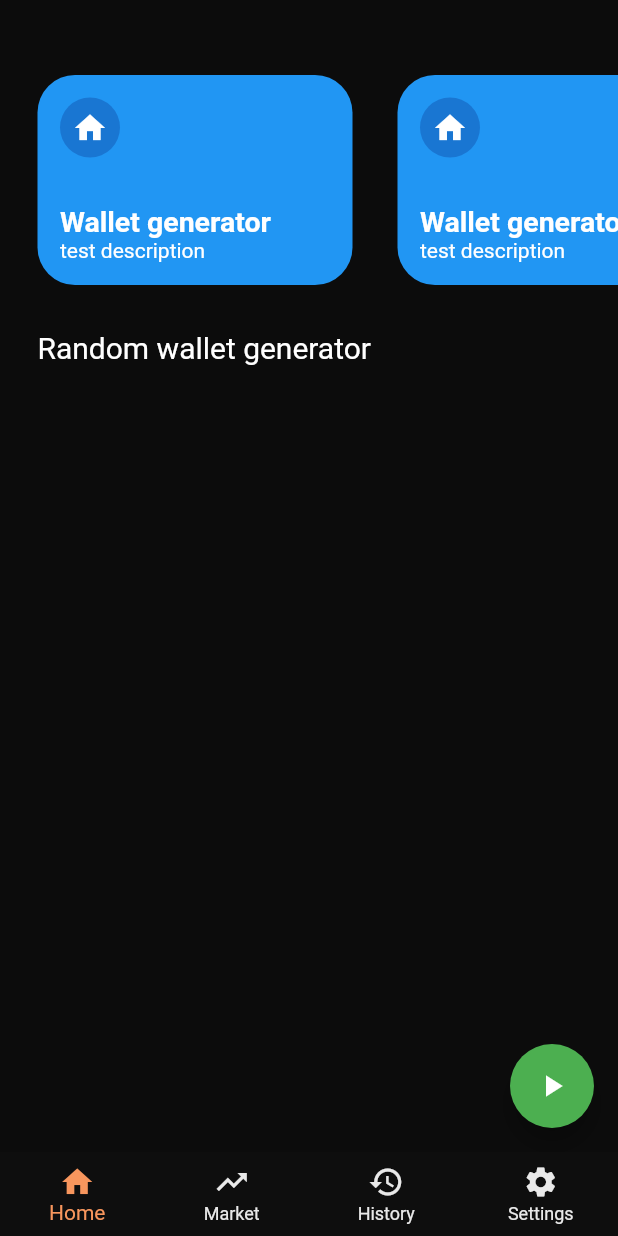
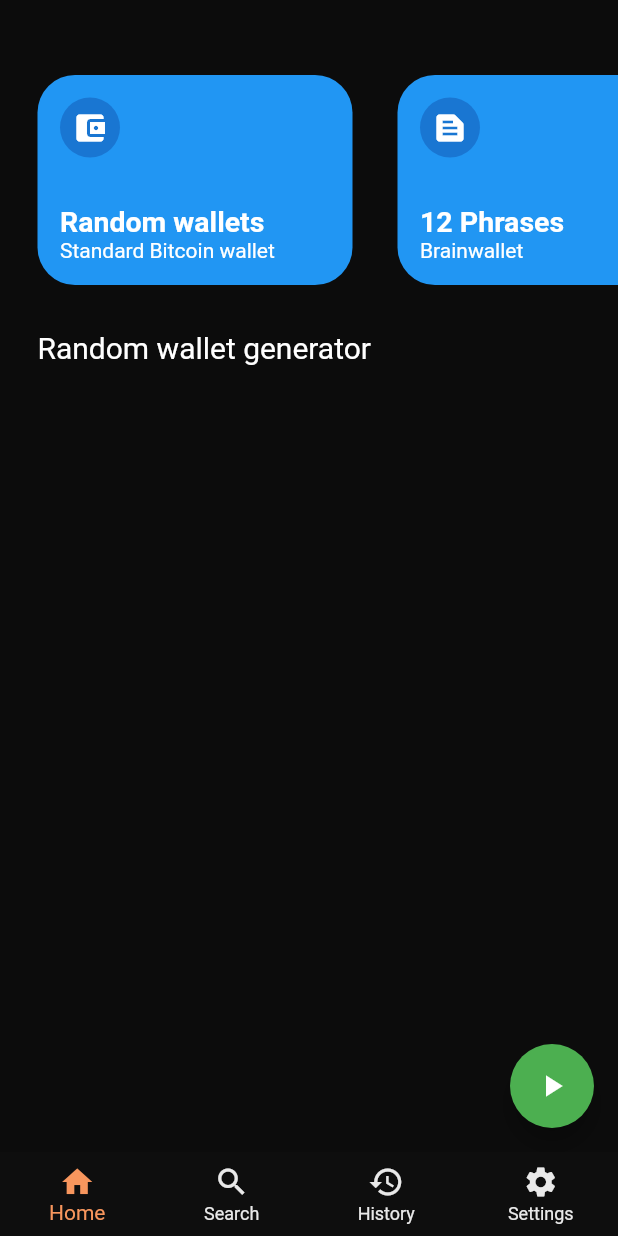
Before and after one commit to vaginessa/Bitcoin-Explorer-Dormant-Bitcoin-Seeker, a Flutter app: the screen it shows after launch, on a phone screen of 412 x 824 dp. Run offline on Flutter 3.47's test engine with Material 2 defaults, Android fonts, the phone set to English and light mode, and no system bars; our stand-ins replace convert; missing offline and left inert: bip39, bitbox.

Commit message:
Brainwallet generation

```diff
--- a/lib/Bitcoin/bitcoin.dart
+++ b/lib/Bitcoin/bitcoin.dart
@@ -5,34 +5,60 @@ import 'package:bip39/src/bip39_base.dart' as bip39;
 import 'package:convert/convert.dart';
 import 'package:dormant_bitcoin_seeker_flutter/Models/bitcoin_wallet.dart';
 
-class Bitcoin{
-  static BitcoinWallet generateWallet(){
+class Bitcoin {
+  static BitcoinWallet generateWallet() {
     Bitbox.ECPair keyPair = Bitbox.ECPair.makeRandom(compressed: true);
 
     return BitcoinWallet(
-        privateKey : hex.encode(keyPair.privateKey),
-        publicKey : hex.encode(keyPair.publicKey),
-        address : keyPair.address
-    );
+        privateKey: hex.encode(keyPair.privateKey),
+        publicKey: hex.encode(keyPair.publicKey),
+        address: keyPair.address);
   }
 
-  static List<BitcoinWallet> generateWallets(int totalWallets){
+  static List<BitcoinWallet> generateWallets(int totalWallets) {
     List<BitcoinWallet> response = [];
     Bitbox.ECPair keyPair;
 
-    for(int i=0;i<totalWallets;i++){
+    for (int i = 0; i < totalWallets; i++) {
       keyPair = Bitbox.ECPair.makeRandom(compressed: true);
 
       response.add(BitcoinWallet(
-        privateKey : hex.encode(keyPair.privateKey),
-        publicKey : hex.encode(keyPair.publicKey),
-        address : keyPair.address
-      ));
+          privateKey: hex.encode(keyPair.privateKey),
+          publicKey: hex.encode(keyPair.publicKey),
+          address: keyPair.address
+        )
+      );
     }
 
     return response;
   }
 
-  static String generateMnemonic({int strength = 128}) => bip39.generateMnemonic(strength: strength);
-  static Uint8List mnemonicToSeed(String mnemonic) => bip39.mnemonicToSeed(mnemonic);
+  static BitcoinWallet generateBrainWallet() {
+    String phrases = generateMnemonic();
+    Uint8List seed = mnemonicToSeed(phrases);
+
+    Uint8List newSeed = Uint8List.sublistView(seed, 0, 32);
+    Bitbox.ECPair keyPair = Bitbox.ECPair.fromPrivateKey(newSeed, compressed:true);
+
+    return BitcoinWallet(
+      seed: phrases,
+      privateKey: hex.encode(keyPair.privateKey),
+      publicKey: hex.encode(keyPair.publicKey),
+      address: keyPair.address
+    );
+  }
+
+  static BitcoinWallet getWalletFromPrivateKey(String privateKey) {
+    Bitbox.ECPair keyPair = Bitbox.ECPair.fromWIF(privateKey);
+
+    return BitcoinWallet(
+        privateKey: hex.encode(keyPair.privateKey),
+        publicKey: hex.encode(keyPair.publicKey),
+        address: keyPair.address);
+  }
+
+  static String generateMnemonic({int strength = 128}) =>
+      bip39.generateMnemonic(strength: strength);
+  static Uint8List mnemonicToSeed(String mnemonic) =>
+      bip39.mnemonicToSeed(mnemonic);
 }
--- a/lib/Bitcoin/wallet_generator_state.dart
+++ b/lib/Bitcoin/wallet_generator_state.dart
@@ -6,19 +6,8 @@ import '../Models/bitcoin_wallet.dart';
 class WalletGeneratorState
 {
   static List<BitcoinWalletCard> wallets = [];
+  static List<BitcoinWalletCard> brainWallets = [];
   static List<BitcoinWalletCard> cardsQueue = [];
-
-  // static void generate(){
-  //   BitcoinWallet wallet = Bitcoin.generateWallet();
-  //   BitcoinWalletCard card = BitcoinWalletCard(wallet: wallet);
-  //   wallet.cardIndex = cardsQueue.length;
-  //   cardsQueue.add(card);
-  // }
-
-  // static void removeFromQueue(int cardIndex){
-  //   wallets.add(cardsQueue[cardIndex]);
-  //   cardsQueue.removeAt(cardIndex);
-  // }
 
   static Future<void> generate() async{
     BitcoinWallet wallet = Bitcoin.generateWallet();
@@ -26,4 +15,11 @@ class WalletGeneratorState
     await wallet.request();
     wallets.add(card);
   }
+
+  static Future<void> generateBrainWallet() async{
+    BitcoinWallet wallet = Bitcoin.generateBrainWallet();
+    BitcoinWalletCard card = BitcoinWalletCard(wallet: wallet);
+    await wallet.request();
+    brainWallets.add(card);
+  }
 }
--- a/lib/Models/bitcoin_wallet.dart
+++ b/lib/Models/bitcoin_wallet.dart
@@ -3,6 +3,7 @@ import 'package:dormant_bitcoin_seeker_flutter/Bitcoin/blockchain.dart';
 import 'package:dormant_bitcoin_seeker_flutter/Bitcoin/wallet_generator_state.dart';
 
 class BitcoinWallet{
+  String? seed;
   String privateKey;
   String publicKey;
   String address;
@@ -11,6 +12,7 @@ class BitcoinWallet{
   int? cardIndex;
 
   BitcoinWallet({
+    this.seed,
     required this.privateKey,
     required this.publicKey,
     required this.address
--- a/lib/Shared/bitcoin_wallet_card.dart
+++ b/lib/Shared/bitcoin_wallet_card.dart
@@ -1,5 +1,3 @@
-import 'dart:ui';
-
 import 'package:dormant_bitcoin_seeker_flutter/Models/bitcoin_wallet.dart';
 import 'package:dormant_bitcoin_seeker_flutter/Shared/Dialogs/bitcoin_wallet_detail.dart';
 import 'package:dormant_bitcoin_seeker_flutter/global.dart';
@@ -39,7 +37,7 @@ class _BitcoinWalletCardState extends State<BitcoinWalletCard> {
                     mainAxisAlignment: MainAxisAlignment.center,
                     crossAxisAlignment: CrossAxisAlignment.start,
                     children: [
-                      Text(widget.wallet.privateKey,overflow: TextOverflow.ellipsis, style: const TextStyle(color:unfocusIconColor, fontSize: 17.5),),
+                      Text(widget.wallet.seed == null ? widget.wallet.privateKey : widget.wallet.seed!,overflow: TextOverflow.ellipsis, style: const TextStyle(color:unfocusIconColor, fontSize: 17.5),),
                       Text(widget.wallet.address,overflow: TextOverflow.ellipsis, style:const TextStyle(color:unfocusIconColor, fontSize: 12.5),),
                     ],
                   ),
--- a/lib/Views/home/home.dart
+++ b/lib/Views/home/home.dart
@@ -1,5 +1,6 @@
 import 'package:dormant_bitcoin_seeker_flutter/Bitcoin/wallet_generator_state.dart';
 import 'package:dormant_bitcoin_seeker_flutter/Shared/card.dart';
+import 'package:dormant_bitcoin_seeker_flutter/Views/home/home_pages/brainwallet_generator.dart';
 import 'package:dormant_bitcoin_seeker_flutter/Views/home/home_pages/random_wallet_generator.dart';
 import 'package:dormant_bitcoin_seeker_flutter/global.dart';
 import 'package:flutter/material.dart';
@@ -12,8 +13,21 @@ class Home extends StatefulWidget {
 }
 
 class _HomeState extends State<Home> {
+
+  List<Widget> content = [
+    RandomWalletGenerator(wallets: WalletGeneratorState.wallets,),
+    BrainwalletGenerator(wallets: WalletGeneratorState.wallets)
+  ];
+
+  int selectedContent = 0;
+
   @override
   Widget build(BuildContext context) {
+    content = [
+      RandomWalletGenerator(wallets: WalletGeneratorState.wallets,),
+      BrainwalletGenerator(wallets: WalletGeneratorState.brainWallets)
+    ];
+
     return Scaffold(
       backgroundColor: backgroundColor,
       body: Container(
@@ -27,11 +41,24 @@ class _HomeState extends State<Home> {
               child: Row(
                 children: [
                   SizedBox(width: lateralContentMargins.right,),
-                  const PreviewCard(icon: Icon(Icons.home), title: "Wallet generator", subtitle: "test description",),
-                  const SizedBox(width: 30,),
-                  const PreviewCard(icon: Icon(Icons.home), title: "Wallet generator", subtitle: "test description",),
+                  GestureDetector(
+                    child: const PreviewCard(icon: Icon(Icons.account_balance_wallet),title: "Random wallets", subtitle: "Standard Bitcoin wallet",),
+                    onTap: (){
+                      setState(() {
+                        selectedContent = 0;
+                      });
+                    },
+                  ),
                   const SizedBox(width:30),
-                  const PreviewCard(icon: Icon(Icons.home), title: "Wallet generator", subtitle: "test description",)
+                  GestureDetector(
+                    child: const PreviewCard(icon: Icon(Icons.text_snippet), title: "12 Phrases", subtitle: "Brainwallet",),
+                    onTap: (){
+                      setState(() {
+                        selectedContent = 1;
+                      });
+                    },
+                  ),
+                  const SizedBox(width:30),
                 ],
               ),
             ),
@@ -39,7 +66,7 @@ class _HomeState extends State<Home> {
               margin: EdgeInsets.only(left:lateralContentMargins.left, right:lateralContentMargins.right,top:30),
               child: Column(
                 children: [
-                  RandomWalletGenerator(wallets: WalletGeneratorState.wallets,)
+                  content[selectedContent]
                 ],
               ),
             )
@@ -58,7 +85,13 @@ class _HomeState extends State<Home> {
 
   bool isPlaying = false;
   void togglePlay() async{
-    await WalletGeneratorState.generate();
+    if(selectedContent == 0){
+      await WalletGeneratorState.generate();
+    }
+    else if(selectedContent == 1){
+      await WalletGeneratorState.generateBrainWallet();
+    }
+
     setState(() {
       isPlaying = !isPlaying;
     });
--- a/lib/main.dart
+++ b/lib/main.dart
@@ -1,3 +1,4 @@
+import 'package:dormant_bitcoin_seeker_flutter/Views/search/search.dart';
 import 'package:dormant_bitcoin_seeker_flutter/global.dart';
 import 'package:flutter/material.dart';
 
@@ -17,22 +18,28 @@ class MyApp extends StatefulWidget {
 class _MyAppState extends State<MyApp> {
   int pageIndex = 0;
 
+  List<Widget> pages = [
+    const Home(),
+    const Search()
+  ];
+
   @override
   Widget build(BuildContext context) {
     return MaterialApp(
       debugShowCheckedModeBanner: false,
       home: Scaffold(
         backgroundColor: backgroundColor,
-        body: const Home(),
+        body: pages[pageIndex],
         bottomNavigationBar: BottomNavigationBar(
           type : BottomNavigationBarType.fixed,
           backgroundColor: navbarBackgroundColor,
           currentIndex: pageIndex,
           unselectedItemColor: unfocusIconColor,
           selectedItemColor: focusIconColor,
+          onTap: onChangePage,
           items: const [
             BottomNavigationBarItem(icon: Icon (Icons.home), label: "Home",tooltip: ""),
-            BottomNavigationBarItem(icon: Icon (Icons.trending_up_sharp), label: "Market",tooltip: ""),
+            BottomNavigationBarItem(icon: Icon (Icons.search), label: "Search",tooltip: ""),
             BottomNavigationBarItem(icon: Icon (Icons.history), label: "History",tooltip: ""),
             BottomNavigationBarItem(icon: Icon (Icons.settings), label: "Settings",tooltip: "")
           ],
```
Also changed, not shown: lib/Shared/Dialogs/bitcoin_wallet_detail.dart (+22 -2 lines), lib/Views/home/home_pages/brainwallet_generator.dart (added, +31 -0 lines), lib/Views/search/search.dart (added, +51 -0 lines), lib/global.dart (+6 -4 lines), lib/Bitcoin/saved_wallet_state.dart (added).
